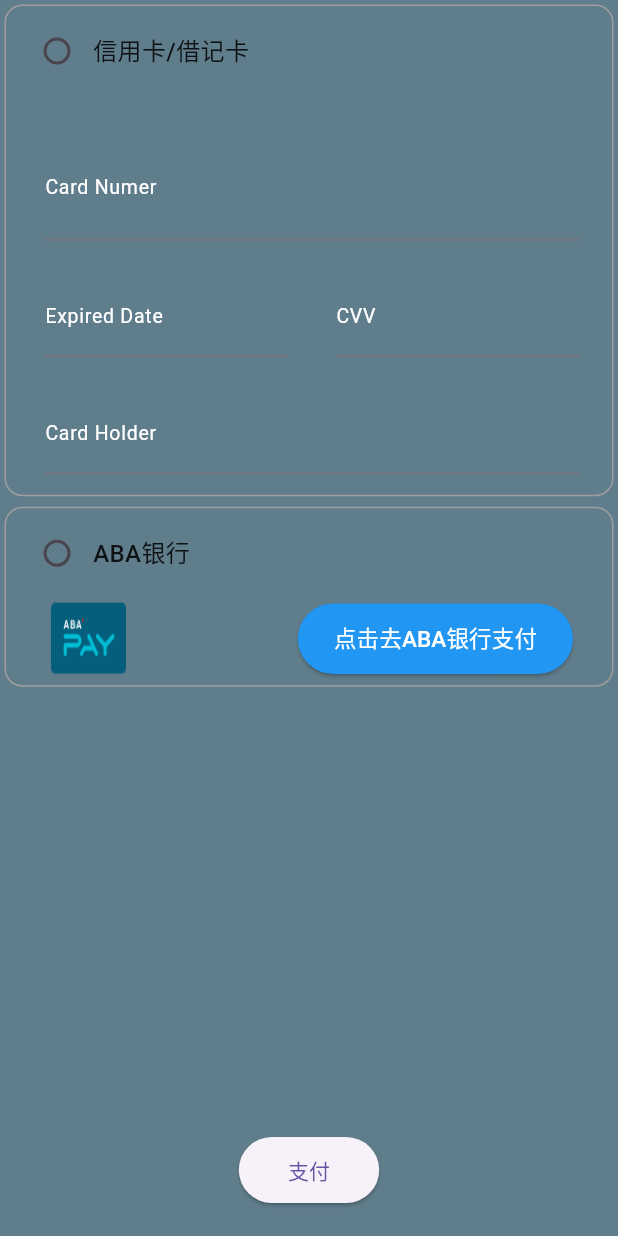
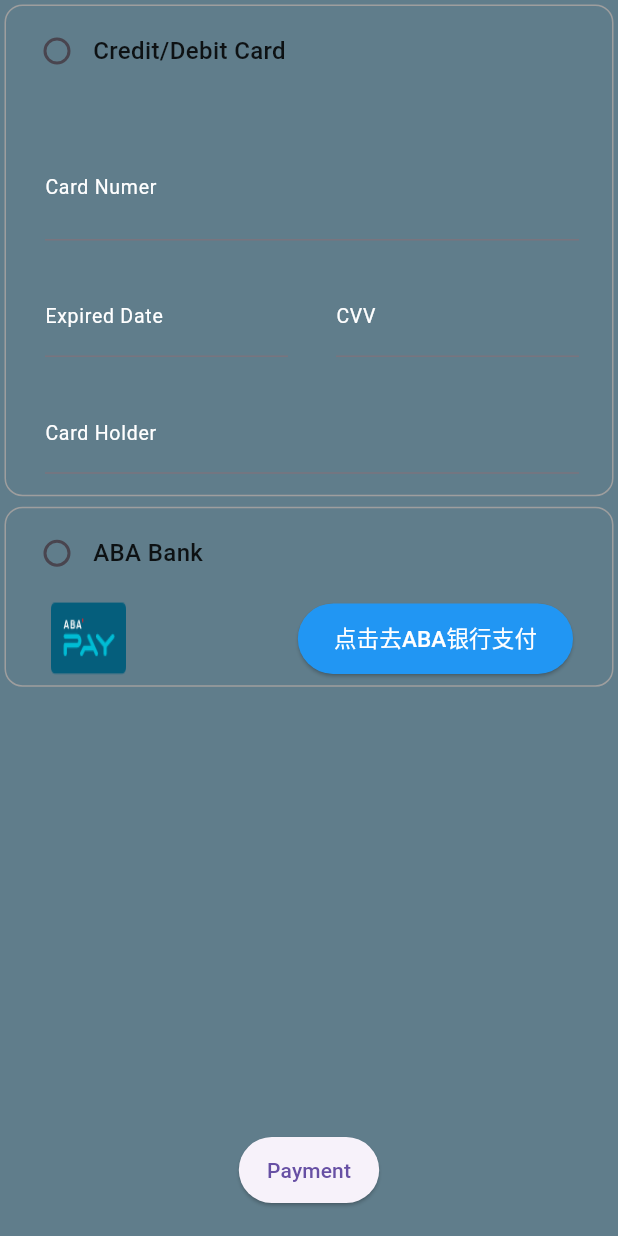
Before and after one commit to yikeba/fchatapisdk, a Flutter app: the WebpayScreen screen opened directly with empty values, on a phone screen of 412 x 824 dp. Run offline on Flutter 3.47's test engine with Material 3 defaults, Android fonts, the phone set to English and light mode, and no system bars; drawn by our look-alikes of flutter_credit_card; our stand-ins replace dio, file_picker, firebase_auth, firebase_core, flutter_dotenv, flutter_map and 9 more; missing offline and left inert: country_currency_pickers, dart:html, dart:js, encrypt, flutter_stripe, flutter_stripe_web and 4 more; accounts and stored records are empty; network calls fail.

Commit message:
5.2 新增资金管理接口，优化支付返回

```diff
--- a/lib/Express/ZtotrackWidget.dart
+++ b/lib/Express/ZtotrackWidget.dart
@@ -1,9 +1,8 @@
 
 import 'package:flutter/cupertino.dart';
 import 'package:flutter/material.dart';
-
 import '../Util/PhoneUtil.dart';
-
+import 'package:fchatapi/util/Translate.dart';
 
 class ExpressTimeline extends StatelessWidget {
   final List<ZtoTrackObj> data;
@@ -17,8 +16,7 @@ class ExpressTimeline extends StatelessWidget {
 
   Widget getExpressid(){
     if(customerNo.isEmpty) {
-      return Text(
-        '订单号：$customerNo',
+      return Text(Translate.show('订单号')+'：$customerNo',
         style: const TextStyle(
           fontSize: 16,
           fontWeight: FontWeight.bold,
--- a/lib/util/Tools.dart
+++ b/lib/util/Tools.dart
@@ -171,7 +171,7 @@ class Tools {
   static openChrome(String _url) async {
     try {
       var rec = await launch(_url);
-      print("打开正确，返回：$rec打开的链接:$_url");
+      PhoneUtil.applog("打开正确，返回：$rec打开的链接:$_url");
     } catch (e) {
       print("打开错误，打开下载页面");
       return await launch(_url);
--- a/lib/webapi/Bank/ABA_KH.dart
+++ b/lib/webapi/Bank/ABA_KH.dart
@@ -106,7 +106,6 @@ class ABA_KH{
 }
 
 
-
 class AppLauncherUtil {
   /// 打开 ABA App，支持微信拦截判断 + fallback 跳转 + PC 兼容
   static Future<bool> openPayAba(BuildContext context, Map abamap) async {
--- a/lib/webapi/FileObj.dart
+++ b/lib/webapi/FileObj.dart
@@ -281,7 +281,8 @@ class FileObj {
       String data = RecObj(rec).data;
       filedata(data);
     } catch (e) {
-      PhoneUtil.applog("读取文件过程中出现错误: $e");
+      filedata("err");
+      //PhoneUtil.applog("读取文件过程中出现错误: $e");
     }
   }
 
--- a/lib/webapi/StripeUtil/WebPay.dart
+++ b/lib/webapi/StripeUtil/WebPay.dart
@@ -11,6 +11,7 @@ import 'package:flutter_stripe/flutter_stripe.dart';
 
 import '../../FChatApiSdk.dart';
 import '../../util/PhoneUtil.dart';
+import '../../util/Translate.dart';
 import '../PayHtmlObj.dart';
 import 'CardObj.dart';
 import 'LoadButton.dart';
@@ -242,7 +243,7 @@ class _WebhookPaymentScreenState extends State<WebpayScreen> {
                            setState(() {
 
                            });
-                        }, label:"信用卡/借记卡", child:_getCardInput((value){
+                        }, label: Translate.show("Credit/Debit Card"), child:_getCardInput((value){
                             PhoneUtil.applog("信用卡输入完毕${value.creditCardModel}，完成状态${value.state}");
                             if(value.state){
 
@@ -259,7 +260,7 @@ class _WebhookPaymentScreenState extends State<WebpayScreen> {
                            setState(() {
 
                            });
-                        }, label:"ABA银行", child:_setABA(),),
+                        }, label:"ABA Bank", child:_setABA(),),
                         const SizedBox(height: 3),
                         widget.order!,
                         const Spacer(),   // 占据剩余空间
@@ -271,7 +272,7 @@ class _WebhookPaymentScreenState extends State<WebpayScreen> {
                             padding: const EdgeInsets.all(15),
                             child: LoadingButton(
                               onPressed: pay,
-                              text: '支付',
+                              text: 'Payment',
                             )
                         )),
                         // 底部添加些空间
--- a/lib/webapi/StripeUtil/WebPayPage.dart
+++ b/lib/webapi/StripeUtil/WebPayPage.dart
@@ -140,7 +140,7 @@ class _WebhookPaymentScreenState extends State<Webpaypage> {
           onPressed: () {
             isaba=true;
             iscard=false;
-            pay();
+            payment();
           },
           style: ElevatedButton.styleFrom(
             backgroundColor: Colors.blue,
@@ -314,7 +314,7 @@ class _WebhookPaymentScreenState extends State<Webpaypage> {
                             width: MediaQuery.of(context).size.width * 0.3,
                             padding: const EdgeInsets.all(15),
                             child: LoadingButton(
-                              onPressed: pay,
+                              onPressed: payment,
                               text: Translate.show('Payment'),
                             ))),
                     // 底部添加些空间
@@ -336,21 +336,20 @@ class _WebhookPaymentScreenState extends State<Webpaypage> {
     widget.cardobj!.isCvvFocused = creditCardModel.isCvvFocused;
   }
 
-  Future<PayHtmlObj?> pay() async {
+  Future<PayHtmlObj?> payment() async {
     if (widget.pobj != null) {
       bool ispayorder = await widget.pobj!.creatPayorder();
       if (ispayorder) {
         if (isaba) {
-          bool isopen = await ABA_KH.abapayweb(
-              context, widget.pobj!.money, widget.pobj!.payid);
+          bool isopen = await ABA_KH.abapayweb(context, widget.pobj!.money, widget.pobj!.payid);
           if (isopen) {
-            String url =
-                "${widget.pobj!.probj!.returnurl}&payid=${widget.pobj!.payid}";
+            String url = "${widget.pobj!.probj!.returnurl}&payid=${widget.pobj!.payid}";
             if (email!.isNotEmpty) {
               String baseemail = JsonUtil.setbase64(email!);
               url = url + "&email=$baseemail";
             }
-            await Tools.openChrome(url);
+            //await Tools.openChrome(url);
+            html.window.location.href = url;
           } else {
             _showSnackbar(Translate.show("打开ABA银行失败"));
           }
--- a/lib/webapi/StripeUtil/WebPayUtil.dart
+++ b/lib/webapi/StripeUtil/WebPayUtil.dart
@@ -49,12 +49,10 @@ class WebPayUtil{
      String rec=await httpFchatserver(sendmap);
      RecObj robj=RecObj(rec);
      if(robj.json.containsKey("payid")){
-       //PhoneUtil.applog("查询支付流水单id${robj.json["payid"]}");
        if(payid!.isEmpty) payid=robj.json["payid"];
      }else{
-       //PhoneUtil.applog("没有返回支付流水id");
+       return verifyPayObj;
      }
-
      verifyPayObj.payid=payid!;
      verifyPayObj.ispay=false;
      if(robj.json.containsKey("status")){
--- a/lib/webapi/WebCommand.dart
+++ b/lib/webapi/WebCommand.dart
@@ -27,4 +27,9 @@ class WebCommand{
   static const String  expresszto="expresszto";  //中通接口，创建订单
   static const String  email="email";  //发送email
   static const String  searchCHATid="searchCHATid";  //返回用户基本信息
+  static const String  moneymanagement="moneymanagement";  //资金管理读取服务号资金
+
+
+
+
 }
```
Also changed, not shown: lib/webapi/Bank/MoneyApi.dart (added, +19 -0 lines).
